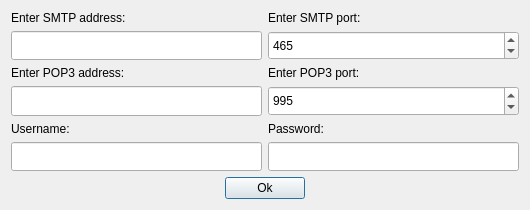
rodimov/NetworksLabs_SUT, file kurs/Mailer/portdialog.ui: the form before one commit.
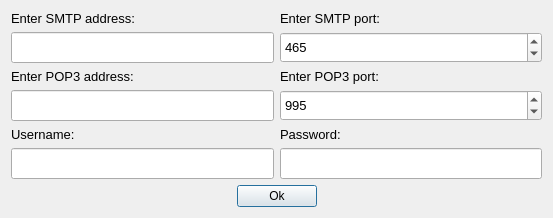
The form after the commit.

Commit message: portdialog fonts

The edit to the form file:
```diff
--- a/kurs/Mailer/portdialog.ui
+++ b/kurs/Mailer/portdialog.ui
@@ -6,8 +6,8 @@
    <rect>
     <x>0</x>
     <y>0</y>
-    <width>530</width>
-    <height>210</height>
+    <width>553</width>
+    <height>218</height>
    </rect>
   </property>
   <property name="sizePolicy">
@@ -24,6 +24,11 @@
     <layout class="QVBoxLayout" name="verticalLayout_4">
      <item>
       <widget class="QLabel" name="label_4">
+       <property name="font">
+        <font>
+         <pointsize>10</pointsize>
+        </font>
+       </property>
        <property name="text">
         <string>Password:</string>
        </property>
@@ -37,6 +42,11 @@
          <verstretch>0</verstretch>
         </sizepolicy>
        </property>
+       <property name="font">
+        <font>
+         <pointsize>10</pointsize>
+        </font>
+       </property>
        <property name="echoMode">
         <enum>QLineEdit::Password</enum>
        </property>
@@ -54,6 +64,11 @@
          <verstretch>0</verstretch>
         </sizepolicy>
        </property>
+       <property name="font">
+        <font>
+         <pointsize>10</pointsize>
+        </font>
+       </property>
        <property name="text">
         <string>Enter SMTP address:</string>
        </property>
@@ -67,6 +82,11 @@
          <verstretch>0</verstretch>
         </sizepolicy>
        </property>
+       <property name="font">
+        <font>
+         <pointsize>10</pointsize>
+        </font>
+       </property>
       </widget>
      </item>
     </layout>
@@ -75,6 +95,11 @@
     <layout class="QVBoxLayout" name="verticalLayout_3">
      <item>
       <widget class="QLabel" name="label_3">
+       <property name="font">
+        <font>
+         <pointsize>10</pointsize>
+        </font>
+       </property>
        <property name="text">
         <string>Username:</string>
        </property>
@@ -88,6 +113,11 @@
          <verstretch>0</verstretch>
         </sizepolicy>
        </property>
+       <property name="font">
+        <font>
+         <pointsize>10</pointsize>
+        </font>
+       </property>
       </widget>
      </item>
     </layout>
@@ -102,6 +132,11 @@
          <verstretch>0</verstretch>
         </sizepolicy>
        </property>
+       <property name="font">
+        <font>
+         <pointsize>10</pointsize>
+        </font>
+       </property>
        <property name="text">
         <string>Enter SMTP port:</string>
        </property>
@@ -115,6 +150,11 @@
          <verstretch>0</verstretch>
         </sizepolicy>
        </property>
+       <property name="font">
+        <font>
+         <pointsize>10</pointsize>
+        </font>
+       </property>
        <property name="minimum">
         <number>1</number>
        </property>
@@ -169,6 +209,11 @@
     <layout class="QVBoxLayout" name="verticalLayout_7">
      <item>
       <widget class="QLabel" name="label_5">
+       <property name="font">
+        <font>
+         <pointsize>10</pointsize>
+        </font>
+       </property>
        <property name="text">
         <string>Enter POP3 address:</string>
        </property>
@@ -182,6 +227,11 @@
          <verstretch>0</verstretch>
         </sizepolicy>
        </property>
+       <property name="font">
+        <font>
+         <pointsize>10</pointsize>
+        </font>
+       </property>
       </widget>
      </item>
     </layout>
@@ -190,6 +240,11 @@
     <layout class="QVBoxLayout" name="verticalLayout_8">
      <item>
       <widget class="QLabel" name="label_6">
+       <property name="font">
+        <font>
+         <pointsize>10</pointsize>
+        </font>
+       </property>
        <property name="text">
         <string>Enter POP3 port:</string>
        </property>
@@ -203,6 +258,11 @@
          <verstretch>0</verstretch>
         </sizepolicy>
        </property>
+       <property name="font">
+        <font>
+         <pointsize>10</pointsize>
+        </font>
+       </property>
        <property name="maximum">
         <number>65535</number>
        </property>
```
